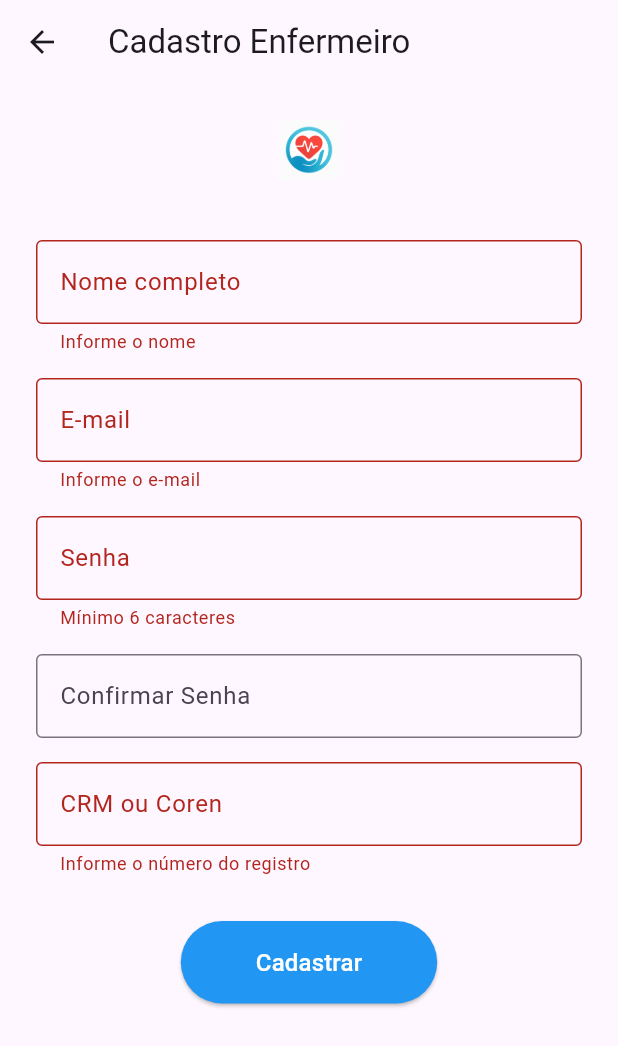
After one commit to 70br/oxycare_app, a Flutter app: the CadastroEnfermeiro screen opened by its route, after a tap on "Cadastrar", on a phone screen of 412 x 824 dp. The commit adds this screen. Shown: the top 1046 px of the screen. Run offline on Flutter 3.47's test engine with Material 3 defaults, Android fonts, the phone set to English and light mode, and no system bars; our stand-ins replace csv, fl_chart, flutter_blue_plus, open_file, pdf, permission_handler and 1 more; accounts and stored records are empty.

Commit message:
telas do fluxos inicial do aplicativo faltando só a do Dashboard que esta em construção

```diff
--- /dev/null
+++ b/lib/cadastro_enfermeiro.dart
@@ -0,0 +1,150 @@
+import 'package:flutter/material.dart';
+import 'package:http/http.dart' as http;
+import 'dart:convert';
+
+class CadastroEnfermeiro extends StatefulWidget {
+  const CadastroEnfermeiro({super.key});
+
+  @override
+  State<CadastroEnfermeiro> createState() => _CadastroEnfermeiroState();
+}
+
+class _CadastroEnfermeiroState extends State<CadastroEnfermeiro> {
+  final _formKey = GlobalKey<FormState>();
+  final _nomeController = TextEditingController();
+  final _emailController = TextEditingController();
+  final _senhaController = TextEditingController();
+  final _confirmarSenhaController = TextEditingController();
+  final _registroController = TextEditingController(); // CRM ou Coren
+
+  @override
+  void dispose() {
+    _nomeController.dispose();
+    _emailController.dispose();
+    _senhaController.dispose();
+    _confirmarSenhaController.dispose();
+    _registroController.dispose();
+    super.dispose();
+  }
+
+  void _cadastrar() async {
+    if (_formKey.currentState!.validate()) {
+      final url = Uri.parse('http://silvaelias.ddns.net/oxycare/api/cadastrar_enfermeiro.php');
+
+      final response = await http.post(
+        url,
+        headers: {'Content-Type': 'application/json'},
+        body: jsonEncode({
+          'nome': _nomeController.text,
+          'email': _emailController.text,
+          'senha': _senhaController.text,
+          'registro': _registroController.text,
+        }),
+      );
+
+      final data = jsonDecode(response.body);
+
+      if (data['status'] == 'sucesso') {
+        ScaffoldMessenger.of(context).showSnackBar(
+          SnackBar(content: Text(data['mensagem'])),
+        );
+        Navigator.pushNamed(context, '/dashboard_enfermeiro');
+      } else {
+        ScaffoldMessenger.of(context).showSnackBar(
+          SnackBar(content: Text(data['mensagem'] ?? 'Erro desconhecido')),
+        );
+      }
+    }
+  }
+
+  @override
+  Widget build(BuildContext context) {
+    return Scaffold(
+      appBar: AppBar(title: const Text("Cadastro Enfermeiro")),
+      body: SingleChildScrollView(
+        padding: const EdgeInsets.all(24),
+        child: Column(
+          children: [
+            Image.asset(
+              'assets/logo_oxycare.png',
+              height: 40,
+            ),
+            const SizedBox(height: 40),
+            Form(
+              key: _formKey,
+              child: Column(
+                children: [
+                  TextFormField(
+                    controller: _nomeController,
+                    decoration: const InputDecoration(
+                      labelText: "Nome completo",
+                      border: OutlineInputBorder(),
+                    ),
+                    validator: (value) =>
+                        value!.isEmpty ? 'Informe o nome' : null,
+                  ),
+                  const SizedBox(height: 16),
+                  TextFormField(
+                    controller: _emailController,
+                    decoration: const InputDecoration(
+                      labelText: "E-mail",
+                      border: OutlineInputBorder(),
+                    ),
+                    validator: (value) =>
+                        value!.isEmpty ? 'Informe o e-mail' : null,
+                  ),
+                  const SizedBox(height: 16),
+                  TextFormField(
+                    controller: _senhaController,
+                    obscureText: true,
+                    decoration: const InputDecoration(
+                      labelText: "Senha",
+                      border: OutlineInputBorder(),
+                    ),
+                    validator: (value) =>
+                        value!.length < 6 ? 'Mínimo 6 caracteres' : null,
+                  ),
+                  const SizedBox(height: 16),
+                  TextFormField(
+                    controller: _confirmarSenhaController,
+                    obscureText: true,
+                    decoration: const InputDecoration(
+                      labelText: "Confirmar Senha",
+                      border: OutlineInputBorder(),
+                    ),
+                    validator: (value) => value != _senhaController.text
+                        ? 'Senhas não coincidem'
+                        : null,
+                  ),
+                  const SizedBox(height: 16),
+                  TextFormField(
+                    controller: _registroController,
+                    decoration: const InputDecoration(
+                      labelText: "CRM ou Coren",
+                      border: OutlineInputBorder(),
+                    ),
+                    validator: (value) =>
+                        value!.isEmpty ? 'Informe o número do registro' : null,
+                  ),
+                  const SizedBox(height: 30),
+                  ElevatedButton(
+                    style: ElevatedButton.styleFrom(
+                      backgroundColor: Colors.blue,
+                      padding: const EdgeInsets.symmetric(
+                          horizontal: 50, vertical: 16),
+                    ),
+                    onPressed: _cadastrar,
+                    child: const Text(
+                      "Cadastrar",
+                      style: TextStyle(color: Colors.white, fontSize: 16),
+                    ),
+                  ),
+                ],
+              ),
+            ),
+          ],
+        ),
+      ),
+    );
+  }
+}
--- a/lib/login_page.dart
+++ b/lib/login_page.dart
@@ -97,7 +97,7 @@ class _LoginPageState extends State<LoginPage> {
                 TextField(
                   controller: emailController,
                   decoration: InputDecoration(
-                    labelText: 'UsuÃ¡rio',
+                    labelText: 'Usuario',
                     border: OutlineInputBorder(
                       borderRadius: BorderRadius.circular(12),
                     ),
@@ -165,7 +165,7 @@ class _LoginPageState extends State<LoginPage> {
                   ),
                 ),
                 const SizedBox(height: 8),
-                const Text('NÃ£o possui cadastro?', style: TextStyle(color: Colors.black54)),
+                const Text('Não possui cadastro?', style: TextStyle(color: Colors.black54)),
                 const SizedBox(height: 8),
                 SizedBox(
                   width: double.infinity,
@@ -193,7 +193,7 @@ class _LoginPageState extends State<LoginPage> {
                   style: TextStyle(color: Colors.black45, fontSize: 12),
                 ),
                 const SizedBox(height: 6),
-                Image.asset('assets/ufs_logo_nome_lado.png', height: 45),
+                Image.asset('assets/ufs_logo_nome_lado.png', height: 55),
               ],
             ),
           ),
--- a/lib/main.dart
+++ b/lib/main.dart
@@ -2,7 +2,7 @@ import 'package:flutter/material.dart';
 import 'package:http/http.dart' as http;
 import 'dart:convert';
 import 'package:shared_preferences/shared_preferences.dart';
-
+import  'cadastro_enfermeiro.dart';
 import 'login_page.dart';
 import 'cadastro_page.dart';
 import 'sucesso_page.dart';
@@ -14,6 +14,9 @@ import 'conexao_page.dart';
 import 'tempo_real_page.dart';
 import 'tela_selecao_tipo.dart';
 import 'tela_codigo_acesso.dart';
+import 'cadastro_paciente.dart';
+import 'cadastro_cuidador.dart';
+import 'dashboard_enfermeiro.dart';
 void main() => runApp(OxyCareApp());
 
 class OxyCareApp extends StatelessWidget {
@@ -47,6 +50,15 @@ class OxyCareApp extends StatelessWidget {
   //      '/tempoReal': (context) => TempoRealPage(),
         '/selecao_tipo': (context) => const TelaSelecaoTipo(),
         '/codigo_acesso': (context) => const TelaCodigoAcesso(),
+        '/cadastro_paciente': (context) => const CadastroPacientePage(),
+        '/cadastro_cuidador': (context) {
+  final pacienteId = ModalRoute.of(context)!.settings.arguments as int;
+  return CadastroCuidadorPage(pacienteId: pacienteId);
+},
+
+        '/cadastro_enfermeiro': (context) => const CadastroEnfermeiro(),
+        '/dashboard_enfermeiro': (context) => const DashboardEnfermeiro(),
+       '/codigo_acesso': (context) => const TelaCodigoAcesso(),
       },
     );
   }
```
Also changed, not shown: lib/cadastro_cuidador.dart (added, +169 -0 lines), lib/cadastro_paciente.dart (added, +145 -0 lines), lib/dashboard_enfermeiro.dart (added, +56 -0 lines), lib/tela_codigo_acesso.dart (+64 -35 lines).
